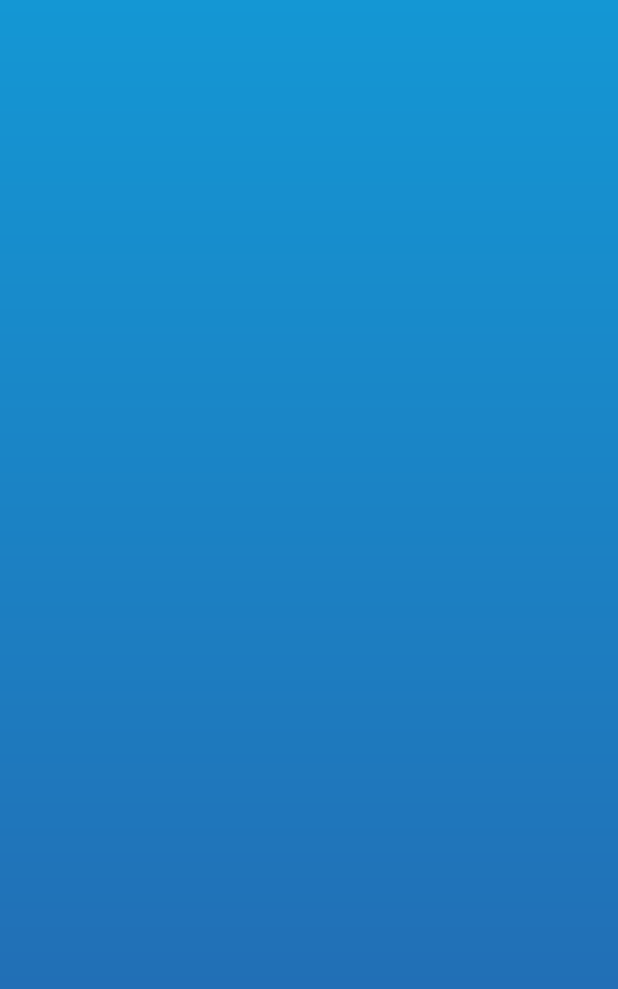
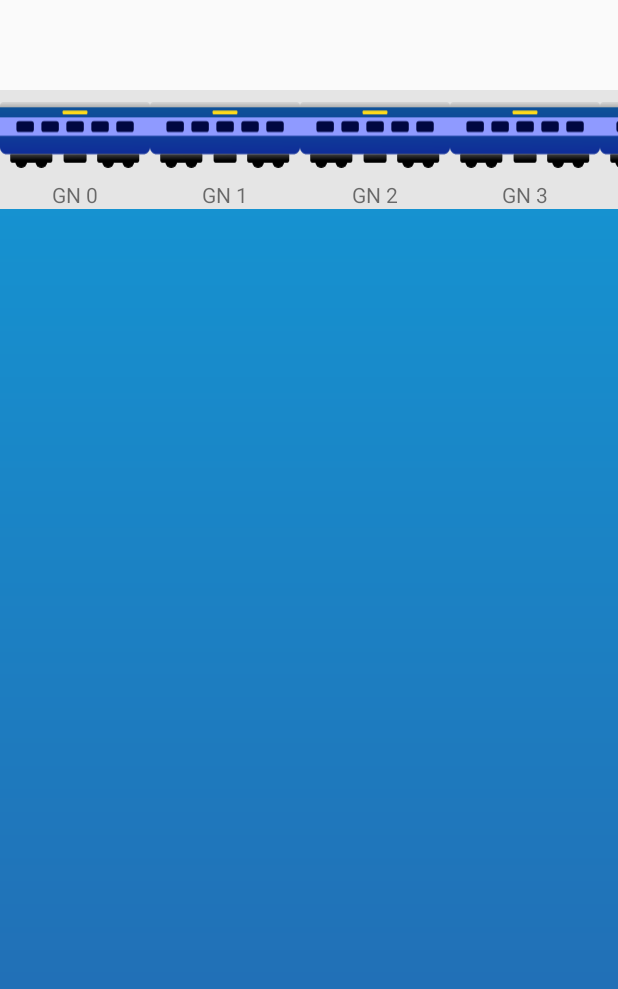
Before and after one commit to MeetSuthar278/Digi-Rail, an Android app: the MonitoringTrain screen opened directly, with no data from a screen before it, on a phone screen of 412 x 824 dp. Shown: the top 989 px of the screen. Run offline under Robolectric (Android 15) with nearby library versions, the phone set to English and light mode, and no system bars; Roboto replaces fonts that are not available here.

Commit message:
Updated Monitoring Fragment

```diff
--- /dev/null
+++ b/app/src/main/java/com/example/myrail/CoachItem.java
@@ -0,0 +1,19 @@
+package com.example.myrail;
+
+public class CoachItem {
+    private int imageResource;
+    private String text;
+
+    public CoachItem(int imageResource, String text) {
+        this.imageResource = imageResource;
+        this.text = text;
+    }
+
+    public int getImageResource() {
+        return imageResource;
+    }
+
+    public String getText() {
+        return text;
+    }
+}
--- /dev/null
+++ b/app/src/main/java/com/example/myrail/CoachListAdapter.java
@@ -0,0 +1,51 @@
+package com.example.myrail;
+
+import android.view.LayoutInflater;
+import android.view.View;
+import android.view.ViewGroup;
+import android.widget.ImageButton;
+import android.widget.TextView;
+
+import androidx.annotation.NonNull;
+import androidx.recyclerview.widget.RecyclerView;
+
+import java.util.ArrayList;
+
+public class CoachListAdapter extends RecyclerView.Adapter<CoachListAdapter.ViewHolder> {
+    private ArrayList<CoachItem> mData;
+
+
+    public CoachListAdapter(ArrayList<CoachItem> data) {
+        mData = data;
+    }
+
+    @NonNull
+    @Override
+    public ViewHolder onCreateViewHolder(@NonNull ViewGroup parent, int viewType) {
+        View view = LayoutInflater.from(parent.getContext()).inflate(R.layout.coach_item, parent, false);
+        return new ViewHolder(view);
+    }
+
+    @Override
+    public void onBindViewHolder(@NonNull ViewHolder holder, int position) {
+        CoachItem item = mData.get(position);
+        holder.coach_btn.setImageResource(item.getImageResource());
+        holder.coach_no.setText(item.getText());
+    }
+
+    @Override
+    public int getItemCount() {
+        return mData.size();
+    }
+
+    public static class ViewHolder extends RecyclerView.ViewHolder {
+        public ImageButton coach_btn;
+        public TextView coach_no;
+
+        public ViewHolder(@NonNull View itemView) {
+            super(itemView);
+            coach_btn = itemView.findViewById(R.id.coach_btn);
+            coach_no = itemView.findViewById(R.id.coach_no);
+        }
+    }
+}
--- a/app/src/main/java/com/example/myrail/MonitorFragment.java
+++ b/app/src/main/java/com/example/myrail/MonitorFragment.java
@@ -115,9 +115,9 @@ public class MonitorFragment extends Fragment {
                                     train_name_dialog.setOnItemClickListener(new AdapterView.OnItemClickListener() {
                                         @Override
                                         public void onItemClick(AdapterView<?> adapterView, View view, int i, long l) {
-                                            Intent intent = new Intent(getActivity(), LiveTrain.class);
-                                            intent.putExtra("train_name",trains.get(i).getTName());
-                                            intent.putExtra("train_no",trains.get(i).getTNumber());
+                                            Intent intent = new Intent(getActivity(), MonitoringTrain.class);
+//                                            intent.putExtra("train_name",trains.get(i).getTName());
+//                                            intent.putExtra("train_no",trains.get(i).getTNumber());
                                             startActivity(intent);
                                         }
                                     });
--- a/app/src/main/java/com/example/myrail/MonitoringTrain.java
+++ b/app/src/main/java/com/example/myrail/MonitoringTrain.java
@@ -7,14 +7,33 @@ import androidx.appcompat.app.AppCompatActivity;
 import androidx.core.graphics.Insets;
 import androidx.core.view.ViewCompat;
 import androidx.core.view.WindowInsetsCompat;
+import androidx.recyclerview.widget.LinearLayoutManager;
+import androidx.recyclerview.widget.RecyclerView;
+
+import java.util.ArrayList;
 
 public class MonitoringTrain extends AppCompatActivity {
 
+    private CoachListAdapter coachListAdapter;
+    private ArrayList<CoachItem> coacharray;
+    private RecyclerView coach_list;
     @Override
     protected void onCreate(Bundle savedInstanceState) {
         super.onCreate(savedInstanceState);
-        EdgeToEdge.enable(this);
         setContentView(R.layout.activity_monitoring_train);
+
+        coach_list = findViewById(R.id.coach_list);
+        coacharray = new ArrayList<>();
+        for (int i=0; i<15; i++){
+            coacharray.add(new CoachItem(R.drawable.coach, "GN "+i));
+        }
+        // Add more items as needed
+
+        LinearLayoutManager layoutManager = new LinearLayoutManager(this, LinearLayoutManager.HORIZONTAL, false);
+        coach_list.setLayoutManager(layoutManager);
+
+        coachListAdapter = new CoachListAdapter(coacharray);
+        coach_list.setAdapter(coachListAdapter);
 
     }
 }
--- /dev/null
+++ b/app/src/main/res/drawable/coach.xml
@@ -0,0 +1,119 @@
+<vector xmlns:android="http://schemas.android.com/apk/res/android"
+    xmlns:aapt="http://schemas.android.com/aapt"
+    android:width="877dp"
+    android:height="383dp"
+    android:viewportWidth="877"
+    android:viewportHeight="383">
+  <path
+      android:pathData="M0,30H877V263C877,285.09 859.09,303 837,303H40C17.91,303 0,285.09 0,263V30Z">
+    <aapt:attr name="android:fillColor">
+      <gradient
+          android:startX="437.83"
+          android:startY="30"
+          android:endX="439.17"
+          android:endY="303"
+          android:type="linear">
+        <item android:offset="0" android:color="#FF0F5298"/>
+        <item android:offset="1" android:color="#FF0F2D98"/>
+      </gradient>
+    </aapt:attr>
+  </path>
+  <path
+      android:pathData="M0,89h877v107h-877z"
+      android:fillColor="#8F9AFF"/>
+  <path
+      android:pathData="M0,20C0,8.95 8.95,0 20,0H857C868.05,0 877,8.95 877,20V30H0V20Z">
+    <aapt:attr name="android:fillColor">
+      <gradient
+          android:startX="438.5"
+          android:startY="0"
+          android:endX="438.5"
+          android:endY="30"
+          android:type="linear">
+        <item android:offset="0" android:color="#FFD6D6D6"/>
+        <item android:offset="1" android:color="#FFAEAEAE"/>
+      </gradient>
+    </aapt:attr>
+  </path>
+  <path
+      android:pathData="M111,111L183,111A15,15 0,0 1,198 126L198,159A15,15 0,0 1,183 174L111,174A15,15 0,0 1,96 159L96,126A15,15 0,0 1,111 111z"
+      android:fillColor="#000741"/>
+  <path
+      android:pathData="M257,111L329,111A15,15 0,0 1,344 126L344,159A15,15 0,0 1,329 174L257,174A15,15 0,0 1,242 159L242,126A15,15 0,0 1,257 111z"
+      android:fillColor="#000741"/>
+  <path
+      android:pathData="M403,111L475,111A15,15 0,0 1,490 126L490,159A15,15 0,0 1,475 174L403,174A15,15 0,0 1,388 159L388,126A15,15 0,0 1,403 111z"
+      android:fillColor="#000741"/>
+  <path
+      android:pathData="M549,111L621,111A15,15 0,0 1,636 126L636,159A15,15 0,0 1,621 174L549,174A15,15 0,0 1,534 159L534,126A15,15 0,0 1,549 111z"
+      android:fillColor="#000741"/>
+  <path
+      android:pathData="M695,111L767,111A15,15 0,0 1,782 126L782,159A15,15 0,0 1,767 174L695,174A15,15 0,0 1,680 159L680,126A15,15 0,0 1,695 111z"
+      android:fillColor="#000741"/>
+  <path
+      android:pathData="M372,48L505,48A6,6 0,0 1,511 54L511,65A6,6 0,0 1,505 71L372,71A6,6 0,0 1,366 65L366,54A6,6 0,0 1,372 48z"
+      android:fillColor="#FFDB1B"/>
+  <path
+      android:pathData="M60,309C60,305.69 62.69,303 66,303H300C303.31,303 306,305.69 306,309V341C306,347.63 300.63,353 294,353H72C65.37,353 60,347.63 60,341V309Z"
+      android:fillColor="#000000"/>
+  <path
+      android:pathData="M124,348m-35,0a35,35 0,1 1,70 0a35,35 0,1 1,-70 0"
+      android:fillColor="#000000"/>
+  <path
+      android:pathData="M242,348m-35,0a35,35 0,1 1,70 0a35,35 0,1 1,-70 0"
+      android:fillColor="#000000"/>
+  <path
+      android:pathData="M568,309C568,305.69 570.69,303 574,303H808C811.31,303 814,305.69 814,309V341C814,347.63 808.63,353 802,353H580C573.37,353 568,347.63 568,341V309Z"
+      android:fillColor="#000000"/>
+  <path
+      android:pathData="M632,348m-35,0a35,35 0,1 1,70 0a35,35 0,1 1,-70 0"
+      android:fillColor="#000000"/>
+  <path
+      android:pathData="M750,348m-35,0a35,35 0,1 1,70 0a35,35 0,1 1,-70 0"
+      android:fillColor="#000000"/>
+  <path
+      android:pathData="M372,309C372,305.69 374.69,303 378,303H500C503.31,303 506,305.69 506,309V341C506,347.63 500.63,353 494,353H384C377.37,353 372,347.63 372,341V309Z"
+      android:fillColor="#000000"/>
+  <path
+      android:pathData="M67,303L299,303A7,7 0,0 1,306 310L306,333A7,7 0,0 1,299 340L67,340A7,7 0,0 1,60 333L60,310A7,7 0,0 1,67 303z">
+    <aapt:attr name="android:fillColor">
+      <gradient
+          android:startX="182.94"
+          android:startY="303"
+          android:endX="183.1"
+          android:endY="340"
+          android:type="linear">
+        <item android:offset="0" android:color="#4CD9D9D9"/>
+        <item android:offset="1" android:color="#00737373"/>
+      </gradient>
+    </aapt:attr>
+  </path>
+  <path
+      android:pathData="M575,303L807,303A7,7 0,0 1,814 310L814,333A7,7 0,0 1,807 340L575,340A7,7 0,0 1,568 333L568,310A7,7 0,0 1,575 303z">
+    <aapt:attr name="android:fillColor">
+      <gradient
+          android:startX="690.94"
+          android:startY="303"
+          android:endX="691.1"
+          android:endY="340"
+          android:type="linear">
+        <item android:offset="0" android:color="#4CD9D9D9"/>
+        <item android:offset="1" android:color="#00737373"/>
+      </gradient>
+    </aapt:attr>
+  </path>
+  <path
+      android:pathData="M379,303L499,303A7,7 0,0 1,506 310L506,333A7,7 0,0 1,499 340L379,340A7,7 0,0 1,372 333L372,310A7,7 0,0 1,379 303z">
+    <aapt:attr name="android:fillColor">
+      <gradient
+          android:startX="438.96"
+          android:startY="303"
+          android:endX="439.27"
+          android:endY="340"
+          android:type="linear">
+        <item android:offset="0" android:color="#4CD9D9D9"/>
+        <item android:offset="1" android:color="#00737373"/>
+      </gradient>
+    </aapt:attr>
+  </path>
+</vector>
--- a/app/src/main/res/layout/activity_monitoring_train.xml
+++ b/app/src/main/res/layout/activity_monitoring_train.xml
@@ -1,11 +1,17 @@
 <?xml version="1.0" encoding="utf-8"?>
-<androidx.constraintlayout.widget.ConstraintLayout xmlns:android="http://schemas.android.com/apk/res/android"
+<RelativeLayout xmlns:android="http://schemas.android.com/apk/res/android"
     xmlns:app="http://schemas.android.com/apk/res-auto"
     xmlns:tools="http://schemas.android.com/tools"
     android:id="@+id/main"
     android:layout_width="match_parent"
     android:layout_height="match_parent"
-    android:background="@drawable/background"
-    tools:context=".MonitoringTrain">
+    tools:context=".MonitoringTrain"
+    android:background="@drawable/background">
 
-</androidx.constraintlayout.widget.ConstraintLayout>
+    <androidx.recyclerview.widget.RecyclerView
+        android:id="@+id/coach_list"
+        android:layout_width="match_parent"
+        android:layout_height="wrap_content"
+        android:background="@color/grey"
+        android:orientation="horizontal"/>
+</RelativeLayout>
--- /dev/null
+++ b/app/src/main/res/layout/coach_item.xml
@@ -0,0 +1,25 @@
+<?xml version="1.0" encoding="utf-8"?>
+<LinearLayout xmlns:android="http://schemas.android.com/apk/res/android"
+    android:layout_width="wrap_content"
+    android:layout_height="wrap_content"
+    android:orientation="vertical">
+
+    <ImageButton
+        android:id="@+id/coach_btn"
+        android:layout_width="100dp"
+        android:layout_height="60dp"
+        android:background="#00000000"
+        android:src="@drawable/coach"
+        android:scaleType="fitCenter"
+        android:contentDescription="TODO"
+        />
+
+    <TextView
+        android:id="@+id/coach_no"
+        android:layout_width="100dp"
+        android:layout_height="wrap_content"
+        android:gravity="center"
+        android:text="G1"
+        />
+
+</LinearLayout>
```
